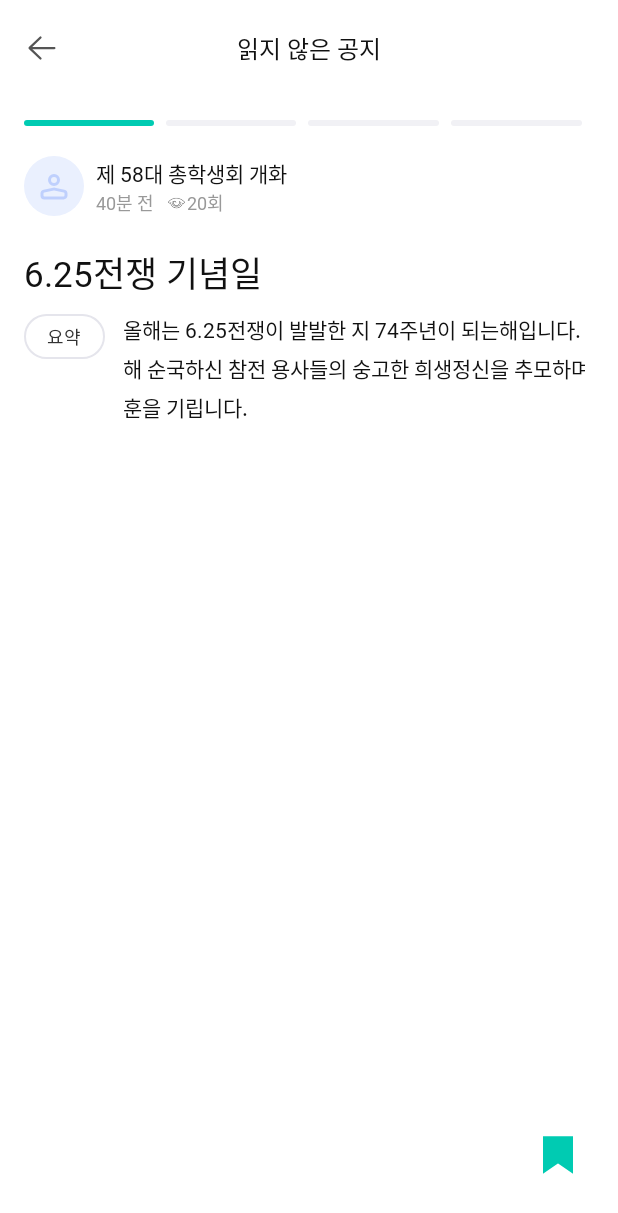
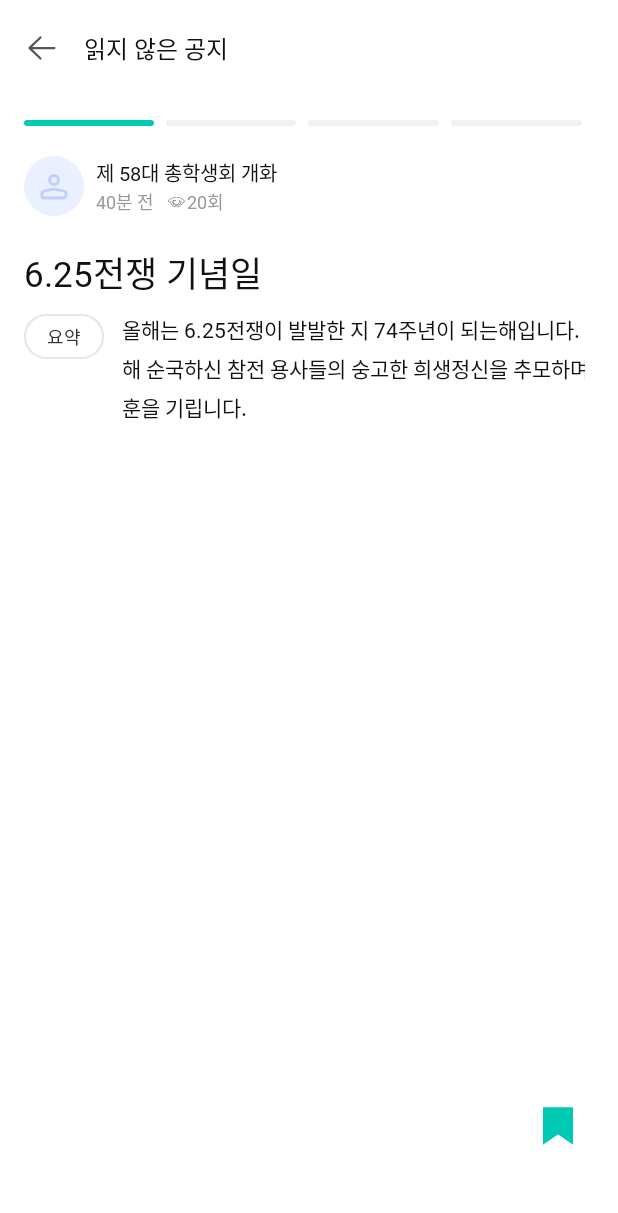
Before and after one commit to Team-UniVoice/UniVoice_Android, an Android app built with Jetpack Compose: the screen it shows after launch (QuickScanActivity), on a phone screen of 412 x 824 dp. Shown: the top 1213 px of the screen. Run offline under Robolectric (Android 15) with nearby library versions, the phone set to English and light mode, and no system bars; our stand-ins replace Dagger/Hilt's generated code, Timber, data binding; pictures from the network do not load; Roboto replaces fonts that are not available here.

Commit message:
#17 [MOD] : UI 디테일 수정

```diff
--- a/app/src/main/java/com/univoice/feature/quickscan/QuickScanActivity.kt
+++ b/app/src/main/java/com/univoice/feature/quickscan/QuickScanActivity.kt
@@ -20,13 +20,14 @@
     }
 
     private fun initAdapter() {
-        val adapter = QuickScanAdapter() {
+        QuickScanAdapter() {
             id, isBookmark -> viewModel.updateBookmark(id, isBookmark)
+        }.also {
+            binding.vpQuickScan.adapter = it
+            it.submitList(viewModel.mockQuickScanList)
+            initTabLayout()
+            initPageChangeCallback(it)
         }
-        binding.vpQuickScan.adapter = adapter
-        adapter.submitList(viewModel.mockQuickScanList)
-        initTabLayout()
-        initPageChangeCallback(adapter)
     }
 
     private fun initPageChangeCallback(adapter: QuickScanAdapter) {
@@ -62,24 +63,25 @@
     }
 
     private fun initTabLayout() {
-        if (viewModel.mockQuickScanList.size == 1) {
-            binding.tabQuickScan.visibility = View.INVISIBLE
-        } else {
-            binding.tabQuickScan.visibility = View.VISIBLE
+        with(binding.tabQuickScan) {
+            if(viewModel.mockQuickScanList.size > 1) {
+                visibility = View.VISIBLE
+            } else {
+                visibility = View.INVISIBLE
+            }
+            TabLayoutMediator(this, binding.vpQuickScan) { _, _ -> }.attach()
         }
-        TabLayoutMediator(binding.tabQuickScan, binding.vpQuickScan) { _, _ -> }.attach()
     }
 
     private fun initToolbar() {
         with(binding) {
-            setSupportActionBar(toolbar)
+            setSupportActionBar(toolbarQuickScan)
             supportActionBar?.setDisplayShowTitleEnabled(false)
-            tvToolbarTitle.text = getString(R.string.quick_scan_toolbar_title)
         }
     }
 
     private fun initToolbarClickListener() {
-        binding.toolbar.setNavigationOnClickListener {
+        binding.toolbarQuickScan.setNavigationOnClickListener {
             finish()
         }
     }
--- a/app/src/main/java/com/univoice/feature/quickscan/QuickScanAdapter.kt
+++ b/app/src/main/java/com/univoice/feature/quickscan/QuickScanAdapter.kt
@@ -24,7 +24,7 @@
     companion object {
         private val QuickScanDiffCallback =
             ItemDiffCallback<QuickScanEntity>(
-                onItemsTheSame = { old, new -> old.title == new.title },
+                onItemsTheSame = { old, new -> old.id == new.id },
                 onContentsTheSame = { old, new -> old == new })
     }
 }
--- a/app/src/main/java/com/univoice/feature/quickscan/QuickScanViewHolder.kt
+++ b/app/src/main/java/com/univoice/feature/quickscan/QuickScanViewHolder.kt
@@ -15,8 +15,6 @@
         with(binding) {
             quickScan = data
             executePendingBindings()
-        }
-        with(binding) {
             ivQuickScanBookmark.isSelected = data.isBookmark
             ivQuickScanBookmark.setOnClickListener {
                 onClick(data.id, !data.isBookmark)
--- a/app/src/main/res/drawable/shape_gray50_fill_10_rect.xml
+++ b/app/src/main/res/drawable/shape_gray50_fill_10_rect.xml
@@ -1,10 +1,14 @@
 <?xml version="1.0" encoding="utf-8"?>
 <layer-list xmlns:android="http://schemas.android.com/apk/res/android">
-    <item android:bottom="0dp" android:left="0dp" android:right="8dp" android:top="0dp">
+    <item
+        android:bottom="0dp"
+        android:left="0dp"
+        android:right="8dp"
+        android:top="0dp">
         <shape android:shape="rectangle">
             <solid android:color="@color/gray_50" />
             <corners android:radius="10dp" />
-            <size android:width="42dp" android:height="4dp" />
+            <size android:height="4dp" />
         </shape>
     </item>
 </layer-list>
--- a/app/src/main/res/drawable/shape_mint400_fill_10_rect.xml
+++ b/app/src/main/res/drawable/shape_mint400_fill_10_rect.xml
@@ -1,10 +1,14 @@
 <?xml version="1.0" encoding="utf-8"?>
 <layer-list xmlns:android="http://schemas.android.com/apk/res/android">
-    <item android:bottom="0dp" android:left="0dp" android:right="8dp" android:top="0dp">
+    <item
+        android:bottom="0dp"
+        android:left="0dp"
+        android:right="8dp"
+        android:top="0dp">
         <shape android:shape="rectangle">
             <solid android:color="@color/mint_400" />
             <corners android:radius="10dp" />
-            <size android:width="42dp" android:height="4dp" />
+            <size android:height="4dp" />
         </shape>
     </item>
 </layer-list>
--- a/app/src/main/res/drawable/shape_white_line_30_rect.xml
+++ b/app/src/main/res/drawable/shape_white_line_30_rect.xml
@@ -6,5 +6,7 @@
         android:width="1dp"
         android:color="@color/regular" />
     <corners android:radius="30dp" />
-    <size android:width="54dp" />
+    <size
+        android:width="53dp"
+        android:height="26dp" />
 </shape>
--- a/app/src/main/res/layout/activity_quick_scan.xml
+++ b/app/src/main/res/layout/activity_quick_scan.xml
@@ -10,7 +10,7 @@
         tools:context=".feature.quickscan.QuickScanActivity">
 
         <androidx.appcompat.widget.Toolbar
-            android:id="@+id/toolbar"
+            android:id="@+id/toolbar_quick_scan"
             android:layout_width="0dp"
             android:layout_height="wrap_content"
             app:layout_constraintEnd_toEndOf="parent"
@@ -23,7 +23,7 @@
                 android:id="@+id/tv_toolbar_title"
                 android:layout_width="wrap_content"
                 android:layout_height="wrap_content"
-                android:layout_gravity="center"
+                android:layout_gravity="start"
                 android:text="@string/quick_scan_toolbar_title"
                 android:textAppearance="@style/TextAppearance.UniVoice.title4Regular" />
 
@@ -33,11 +33,11 @@
             android:layout_width="match_parent"
             android:layout_height="0dp"
             android:paddingHorizontal="16dp"
-            android:paddingBottom="30dp"
+            android:paddingBottom="49dp"
             app:layout_constraintBottom_toBottomOf="parent"
             app:layout_constraintEnd_toEndOf="parent"
             app:layout_constraintStart_toStartOf="parent"
-            app:layout_constraintTop_toBottomOf="@id/toolbar">
+            app:layout_constraintTop_toBottomOf="@id/toolbar_quick_scan">
 
             <com.google.android.material.tabs.TabLayout
                 android:id="@+id/tab_quick_scan"
--- a/app/src/main/res/layout/item_quick_scan.xml
+++ b/app/src/main/res/layout/item_quick_scan.xml
@@ -46,7 +46,7 @@
                     android:layout_width="wrap_content"
                     android:layout_height="wrap_content"
                     android:text="@{quickScan.councilName}"
-                    android:textAppearance="@style/TextAppearance.UniVoice.body2Semi"
+                    android:textAppearance="@style/TextAppearance.UniVoice.body3Semi"
                     android:textColor="@color/font_B01"
                     app:layout_constraintStart_toStartOf="parent"
                     app:layout_constraintTop_toTopOf="parent"
@@ -83,7 +83,7 @@
                         app:layout_constraintTop_toTopOf="parent" />
 
                     <TextView
-                        android:id="@+id/tv_tv_quick_scan_view_count"
+                        android:id="@+id/tv_quick_scan_view_count"
                         android:layout_width="wrap_content"
                         android:layout_height="wrap_content"
                         android:text="@{quickScan.viewCount}"
@@ -127,7 +127,7 @@
                 android:background="@drawable/shape_white_line_30_rect"
                 android:gravity="center"
                 android:padding="6dp"
-                android:text="대상"
+                android:text="@string/tv_quick_scan_subject"
                 android:textAppearance="@style/TextAppearance.UniVoice.button4Semi"
                 android:textColor="@color/gray_800"
                 app:layout_constraintStart_toStartOf="parent"
@@ -135,7 +135,7 @@
 
             <TextView
                 android:id="@+id/tv_quick_scan_subject_content"
-                android:layout_width="wrap_content"
+                android:layout_width="0dp"
                 android:layout_height="wrap_content"
                 android:layout_marginStart="12dp"
                 android:text="@{quickScan.subject}"
@@ -163,9 +163,11 @@
                 android:layout_width="wrap_content"
                 android:layout_height="wrap_content"
                 android:background="@drawable/shape_white_line_30_rect"
+                android:paddingHorizontal="16dp"
+                android:paddingVertical="6dp"
                 android:gravity="center"
                 android:padding="6dp"
-                android:text="일시"
+                android:text="@string/tv_quick_scan_date"
                 android:textAppearance="@style/TextAppearance.UniVoice.button4Semi"
                 android:textColor="@color/gray_800"
                 app:layout_constraintStart_toStartOf="parent"
@@ -173,7 +175,7 @@
 
             <TextView
                 android:id="@+id/tv_quick_scan_date_content"
-                android:layout_width="wrap_content"
+                android:layout_width="0dp"
                 android:layout_height="wrap_content"
                 android:layout_marginStart="12dp"
                 android:text="@{quickScan.date}"
@@ -203,7 +205,7 @@
                 android:background="@drawable/shape_white_line_30_rect"
                 android:gravity="center"
                 android:padding="6dp"
-                android:text="요약"
+                android:text="@string/tv_quick_scan_summary"
                 android:textAppearance="@style/TextAppearance.UniVoice.button4Semi"
                 android:textColor="@color/gray_800"
                 app:layout_constraintStart_toStartOf="parent"
@@ -211,7 +213,7 @@
 
             <TextView
                 android:id="@+id/tv_quick_scan_summary_content"
-                android:layout_width="wrap_content"
+                android:layout_width="0dp"
                 android:layout_height="wrap_content"
                 android:layout_marginStart="12dp"
                 android:text="@{quickScan.summary}"
@@ -220,14 +222,14 @@
                 app:layout_constraintBottom_toBottomOf="parent"
                 app:layout_constraintStart_toEndOf="@id/tv_quick_scan_summary"
                 app:layout_constraintTop_toTopOf="parent"
-                tools:text="2024학년도 2학기 교내장학금 신청 안내드\n립니다. 반드시 확인하고 놓치지 마시기 바랍\n니다." />
+                tools:text="2024학년도 2학기 교내장학금 신청 안내드립니다. 반드시 확인하고 놓치지 마시기 바랍니다." />
         </androidx.constraintlayout.widget.ConstraintLayout>
 
         <ImageView
             android:id="@+id/iv_quick_scan_bookmark"
             android:layout_width="48dp"
             android:layout_height="0dp"
-            android:contentDescription="quick_scan_bookmark_icon"
+            android:contentDescription="@string/quick_scan_bookmark_icon_description"
             android:src="@drawable/sel_quick_scan_bookmark"
             app:layout_constraintBottom_toBottomOf="parent"
             app:layout_constraintDimensionRatio="1"
--- a/app/src/main/res/values/strings.xml
+++ b/app/src/main/res/values/strings.xml
@@ -6,5 +6,11 @@
     <string name="menu_item_storage">저장</string>
     <string name="menu_item_setting">설정</string>
     <string name="quick_scan_toolbar_title">읽지 않은 공지</string>
+    <string name="tv_quick_scan_subject">대상</string>
+    <string name="tv_quick_scan_date">일시</string>
+    <string name="tv_quick_scan_summary">요약</string>
+    <string name="btn_quick_scan_confirm">확인</string>
+    <string name="tv_quick_scan_complete">공지사항을 모두 확인했어요</string>
+    <string name="quick_scan_bookmark_icon_description">quick_scan_bookmark_icon</string>
 
 </resources>
```
Also changed, not shown: app/src/main/java/com/univoice/feature/quickscan/QuickScanCompleteActivity.kt (+0 -16 lines), app/src/main/res/drawable/shape_mint400_fill_40_rect.xml (added, +9 -0 lines), app/src/main/res/layout/activity_quick_scan_complete.xml (+15 -30 lines).
